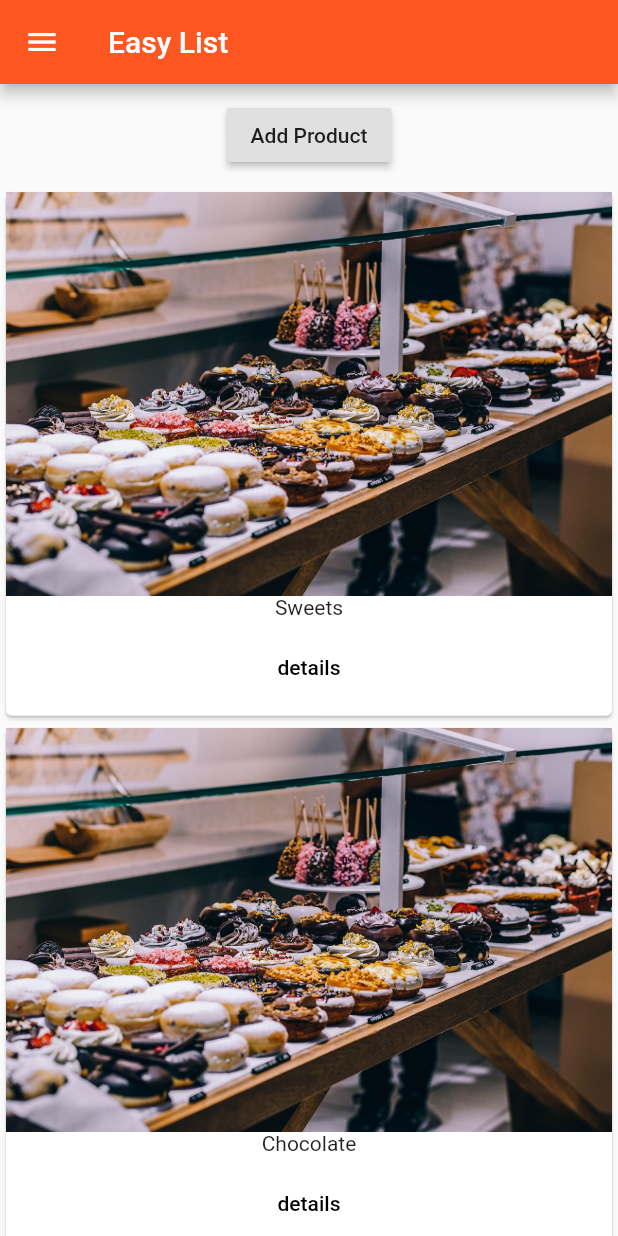
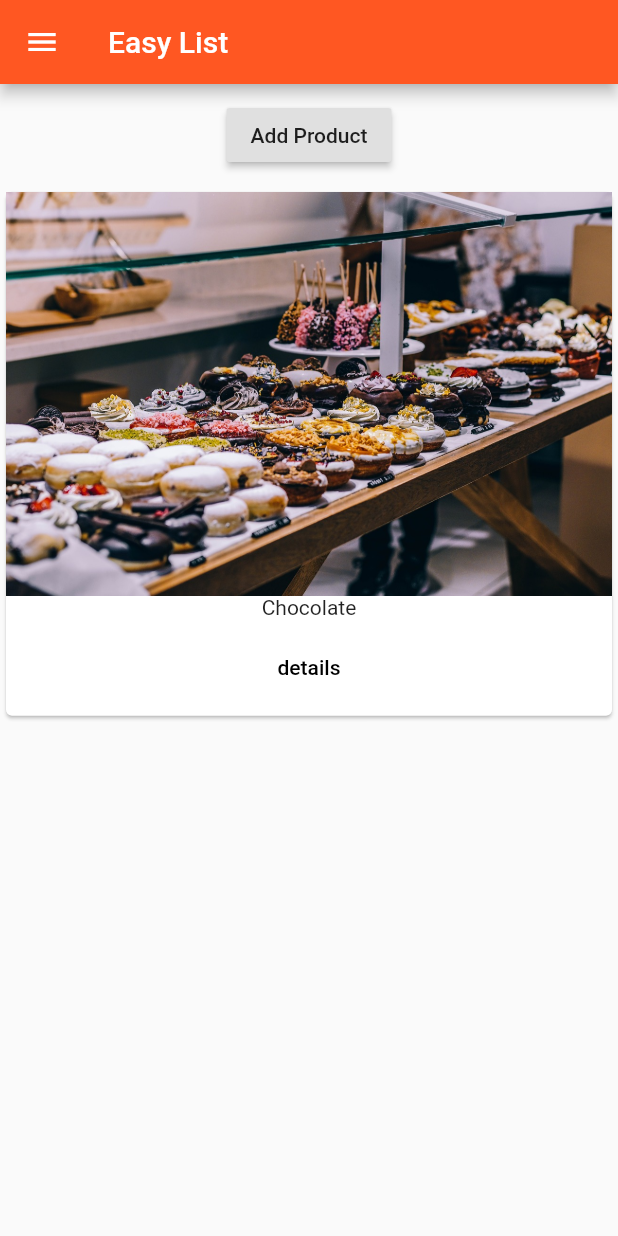
Before and after one commit to Hitvardhan-Singh-Solanki/flutter, a Flutter app: the AuthPage screen opened directly, after a tap on "LOGIN", after a tap on "Add Product", on a phone screen of 412 x 824 dp. Run offline on Flutter 3.47's test engine with Material 2 defaults, Android fonts, the phone set to English and light mode, and no system bars.

```diff
--- a/lib/main.dart
+++ b/lib/main.dart
@@ -1,9 +1,35 @@
 import 'package:flutter/material.dart';
-import './pages/auth.dart';
+import 'pages/auth.dart';
+import 'pages/products_admin.dart';
+import 'pages/products.dart';
+import 'pages/product.dart';
 
 void main() => runApp(MyApp());
 
-class MyApp extends StatelessWidget {
+class MyApp extends StatefulWidget {
+  @override
+  State<StatefulWidget> createState() {
+    return _MyAppState();
+  }
+
+}
+
+class _MyAppState extends State<MyApp> {
+  List<Map<String, dynamic>> _products = [];
+
+
+void _addProducts(Map<String, dynamic> product) {
+    setState(() {
+      _products.add(product);
+    });
+  }
+
+  void _delProduct(int index) {
+    setState(() {
+      _products.removeAt(index);
+    });
+  }
+
   @override
   build(BuildContext context) {
     return MaterialApp(
@@ -11,7 +37,24 @@ class MyApp extends StatelessWidget {
           primarySwatch: Colors.deepOrange,
           accentColor: Colors.deepPurple,
           brightness: Brightness.light),
-      home: AuthPage(),
+      // home: AuthPage(),
+      routes: {
+        '/': (BuildContext context) => ProductsPage(_products, _addProducts, _delProduct),
+        '/admin': (BuildContext context) => ProductsAdminPage(),
+      },
+      onGenerateRoute: (RouteSettings settings) {
+        final List<String> pathElements = settings.name.split('/');
+        if (pathElements[0] != '') {
+          return null;
+        }
+        if (pathElements[1] == 'product') {
+          final int index = int.parse(pathElements[2]);
+          return MaterialPageRoute<bool>(
+            builder: (BuildContext context) => ProductPage(_products[index]),
+          );
+        }
+        return null;
+      },
     );
   }
 }
--- a/lib/pages/auth.dart
+++ b/lib/pages/auth.dart
@@ -12,12 +12,7 @@ class AuthPage extends StatelessWidget {
         child: RaisedButton(
           child: Text('LOGIN'),
           onPressed: () {
-            Navigator.pushReplacement(
-              context,
-              MaterialPageRoute(
-                builder: (BuildContext context) => ProductsPage(),
-              ),
-            );
+            Navigator.pushReplacementNamed(context, '/');
           },
         ),
       ),
--- a/lib/pages/products.dart
+++ b/lib/pages/products.dart
@@ -3,6 +3,12 @@ import '../product_manager.dart';
 import './products_admin.dart';
 
 class ProductsPage extends StatelessWidget {
+  List<Map<String, dynamic>> products = [];
+  Function addProduct;
+  Function delProduct;
+
+  ProductsPage(this.products, this.addProduct, this.delProduct);
+
   @override
   Widget build(BuildContext context) {
     return Scaffold(
@@ -13,12 +19,7 @@ class ProductsPage extends StatelessWidget {
               ListTile(
                 title: Text('Manage Produts'),
                 onTap: () {
-                Navigator.pushReplacement(
-                  context,
-                  MaterialPageRoute(
-                    builder: (BuildContext context) => ProductsAdminPage(),
-                  ),
-                );
+                  Navigator.pushReplacementNamed(context, '/admin');
                 },
               )
             ],
@@ -28,7 +29,9 @@ class ProductsPage extends StatelessWidget {
           title: Text("Easy List"),
         ),
         body: ProductManager(
-          startingProduct: {'title': 'Sweets', 'image': 'assets/food.jpg'}),
-    );
+          addProducts: addProduct,
+          delProduct: delProduct,
+          products: products,
+        ));
   }
 }
--- a/lib/product_manager.dart
+++ b/lib/product_manager.dart
@@ -2,38 +2,12 @@ import 'package:flutter/material.dart';
 import './products.dart';
 import 'product_control.dart';
 
-class ProductManager extends StatefulWidget {
-  final Map<String, dynamic> startingProduct;
+class ProductManager extends StatelessWidget {
+  final Function addProducts;
+  final Function delProduct;
+  final List<Map<String, dynamic>> products;
 
-  ProductManager({this.startingProduct});
-
-  @override
-  State<StatefulWidget> createState() {
-    return _ProductManager();
-  }
-}
-
-class _ProductManager extends State<ProductManager> {
-  List<Map<String, dynamic>> _products = [];
-
-  @override
-  void initState() {
-    if(widget.startingProduct != null)
-      _products.add(widget.startingProduct);
-    super.initState();
-  }
-
-  void _addProducts(Map<String, dynamic> product) {
-    setState(() {
-      _products.add(product);
-    });
-  }
-
-  void _delProduct(int index) {
-    setState(() {
-      _products.removeAt(index);
-    });
-  }
+  ProductManager({this.addProducts, this.delProduct, this.products});
 
   @override
   Widget build(BuildContext context) {
@@ -41,9 +15,11 @@ class _ProductManager extends State<ProductManager> {
       children: <Widget>[
         Container(
           margin: EdgeInsets.all(10.0),
-          child: ProductControl(_addProducts),
+          child: ProductControl(addProducts),
         ),
-        Expanded(child: Products(_products, delProduct: _delProduct),)
+        Expanded(
+          child: Products(products, delProduct: delProduct),
+        )
       ],
     );
   }
--- a/lib/products.dart
+++ b/lib/products.dart
@@ -17,13 +17,9 @@ class Products extends StatelessWidget {
           children: <Widget>[
             FlatButton(
               child: Text("details"),
-              onPressed: () => Navigator.push<bool>(
-                    context,
-                    MaterialPageRoute(
-                      builder: (BuildContext context) =>
-                          ProductPage(products[index]),
-                    ),
-                  ).then((bool value){
+              onPressed: () => Navigator
+              .pushNamed<bool>(context, '/product/'+index.toString())
+              .then((bool value){
                     if(value) {
                       delProduct(index);
                     }
```
Also changed, not shown: lib/pages/products_admin.dart (+1 -6 lines). Lines whose indentation alone changed are shown as unchanged.
